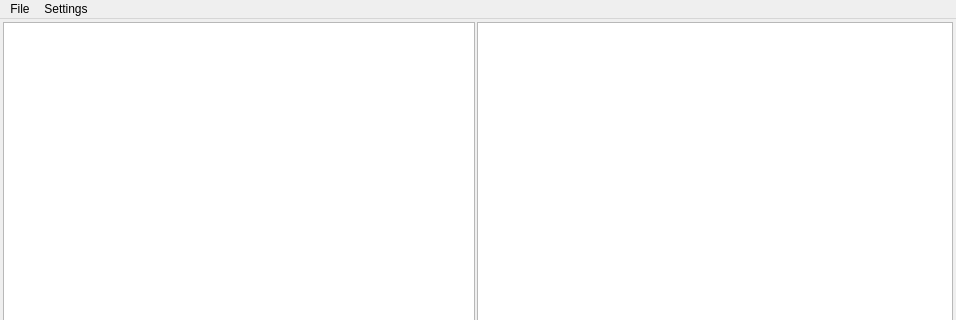
Eric-Meunier/Processor-Suite, file src/ui/loop_adder.ui: the form before one commit; both pictures show x 0 to 956 and y 0 to 320 of the 956 by 718 pixel window.
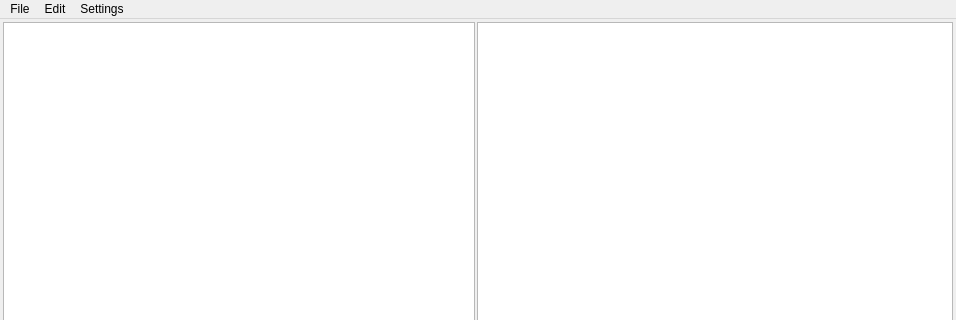
The form after the commit. Custom widgets are drawn as their Qt base class.

Commit message: Added error fetching to GPS objects. Added correct darkmode compatibility to db_plot. Added elevation interpolation for null values to LoopAdder. Added station generation to LineAdder. Added icons in PEMHub. Heavily modified how GPS objects are plotted to the table and fetched in PEMInfoWidget, and also changed how the table is formatted and the UI of the editing section for the line_table. Moved unpacker settings to be saved in unpacker instead of pem_hub.

```diff
--- a/src/ui/loop_adder.ui
+++ b/src/ui/loop_adder.ui
@@ -204,7 +204,14 @@
     </property>
     <addaction name="auto_sort_cbox"/>
    </widget>
+   <widget class="QMenu" name="menuEdit">
+    <property name="title">
+     <string>Edit</string>
+    </property>
+    <addaction name="actionInterp_Null_Elevation"/>
+   </widget>
    <addaction name="menuFile"/>
+   <addaction name="menuEdit"/>
    <addaction name="menuSettings"/>
   </widget>
   <widget class="QStatusBar" name="status_bar">
```
Left out of the diff: 5 changed lines with no effect on the pictures. The commit also changes 22 other files.
